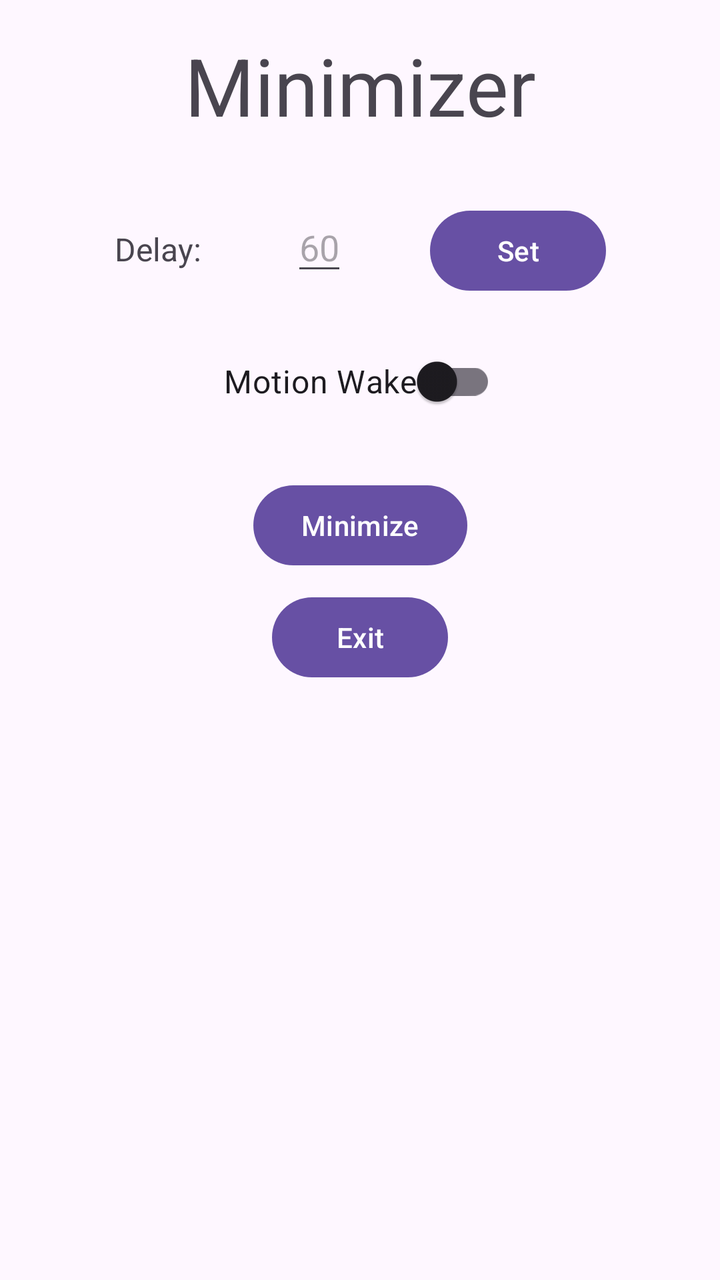
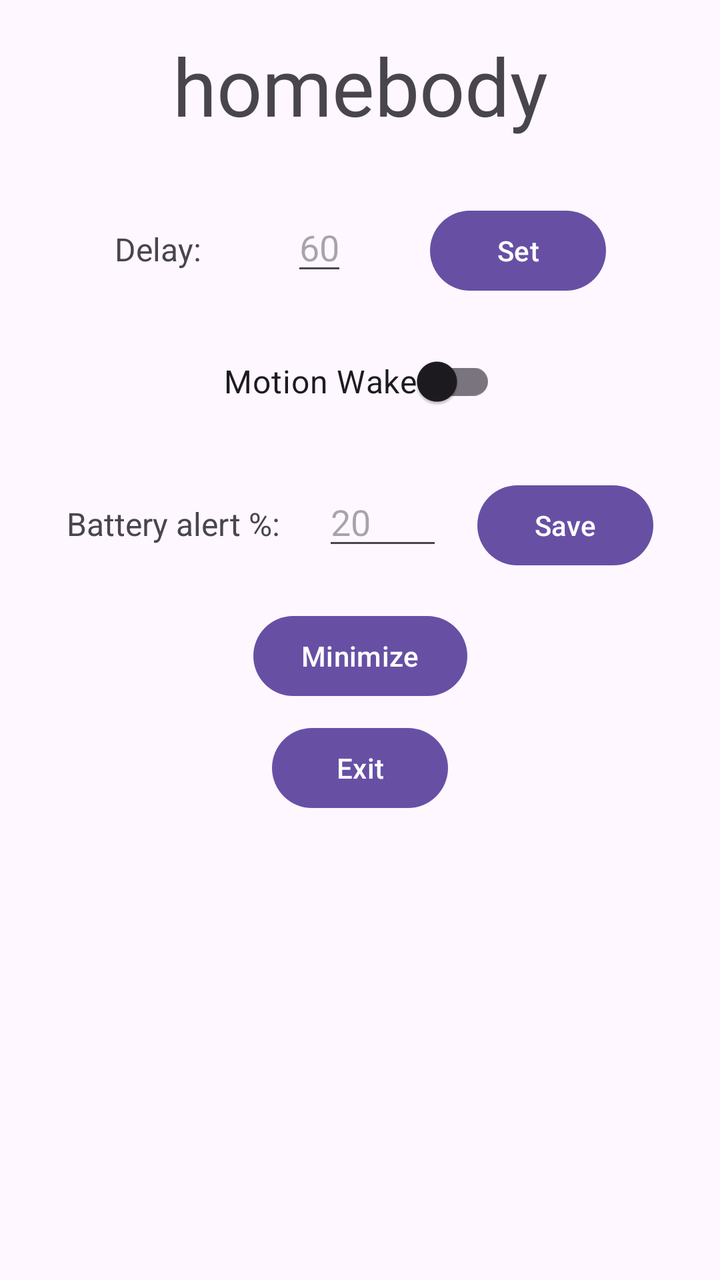

The first picture is an Android layout as it rendered before a commit; the second is the same layout after the commit. The layout source and the unified diff follow.
<!-- AndroidManifest.xml: application theme Theme.Minimizer -->
<!-- res/layout/activity_main.xml -->
<?xml version="1.0" encoding="utf-8"?>
<ScrollView xmlns:android="http://schemas.android.com/apk/res/android"
    xmlns:app="http://schemas.android.com/apk/res-auto"
    xmlns:tools="http://schemas.android.com/tools"
    android:layout_width="match_parent"
    android:layout_height="match_parent"
    android:fillViewport="true">

    <androidx.constraintlayout.widget.ConstraintLayout
        android:id="@+id/main"
        android:layout_width="match_parent"
        android:layout_height="wrap_content"
        android:padding="16dp"
        tools:context=".MainActivity" >

        <TextView
            android:id="@+id/header"
            android:layout_width="match_parent"
            android:layout_height="wrap_content"
            app:layout_constraintEnd_toEndOf="parent"
            app:layout_constraintStart_toStartOf="parent"
            app:layout_constraintTop_toTopOf="parent"
            android:text="Minimizer"
            android:gravity="center"
            android:textSize="40sp" />

        <TextView
            android:id="@+id/delay_in_seconds"
            android:layout_width="wrap_content"
            android:layout_height="wrap_content"
            android:text="Delay: "
            android:textSize="16sp"
            android:layout_marginTop="32dp"
            app:layout_constraintEnd_toStartOf="@+id/delay_in_seconds_input"
            app:layout_constraintStart_toStartOf="parent"
            app:layout_constraintTop_toBottomOf="@+id/header"
            app:layout_constraintBaseline_toBaselineOf="@+id/delay_in_seconds_input" />

        <EditText
            android:id="@+id/delay_in_seconds_input"
            android:layout_width="wrap_content"
            android:layout_height="wrap_content"
            android:hint="60"
            android:inputType="number"
            android:layout_marginTop="32dp"
            app:layout_constraintEnd_toStartOf="@+id/setButton"
            app:layout_constraintStart_toEndOf="@+id/delay_in_seconds"
            app:layout_constraintTop_toBottomOf="@+id/header" />

        <Button
            android:id="@+id/setButton"
            android:text="Set"
            android:layout_width="wrap_content"
            android:layout_height="wrap_content"
            app:layout_constraintEnd_toEndOf="parent"
            app:layout_constraintStart_toEndOf="@+id/delay_in_seconds_input"
            app:layout_constraintBaseline_toBaselineOf="@+id/delay_in_seconds_input" />

        <com.google.android.material.switchmaterial.SwitchMaterial
            android:id="@+id/motionWakeSwitch"
            android:layout_width="wrap_content"
            android:layout_height="wrap_content"
            android:text="Motion Wake"
            android:textSize="16sp"
            android:layout_marginTop="24dp"
            app:layout_constraintStart_toStartOf="parent"
            app:layout_constraintEnd_toEndOf="parent"
            app:layout_constraintTop_toBottomOf="@+id/delay_in_seconds_input" />

        <Button
            android:id="@+id/minimizeButton"
            android:text="Minimize"
            android:layout_width="wrap_content"
            android:layout_height="wrap_content"
            android:layout_marginTop="24dp"
            app:layout_constraintEnd_toEndOf="parent"
            app:layout_constraintStart_toStartOf="parent"
            app:layout_constraintTop_toBottomOf="@+id/motionWakeSwitch" />

        <Button
            android:id="@+id/stopButton"
            android:text="Exit"
            android:layout_width="wrap_content"
            android:layout_height="wrap_content"
            android:layout_marginTop="8dp"
            app:layout_constraintEnd_toEndOf="parent"
            app:layout_constraintStart_toStartOf="parent"
            app:layout_constraintTop_toBottomOf="@+id/minimizeButton" />

    </androidx.constraintlayout.widget.ConstraintLayout>
</ScrollView>
<!-- resources referenced by this layout -->
<resources>
  <style name="Theme.Minimizer" parent="Base.Theme.Minimizer" />
  <style name="Base.Theme.Minimizer" parent="Theme.Material3.DayNight.NoActionBar">
          
          
      </style>
</resources>

<!-- the commit's change to res/layout/activity_main.xml (unified diff, before → after) -->
@@ -20,7 +20,7 @@
             app:layout_constraintEnd_toEndOf="parent"
             app:layout_constraintStart_toStartOf="parent"
             app:layout_constraintTop_toTopOf="parent"
-            android:text="Minimizer"
+            android:text="homebody"
             android:gravity="center"
             android:textSize="40sp" />
 
@@ -67,6 +67,39 @@
             app:layout_constraintEnd_toEndOf="parent"
             app:layout_constraintTop_toBottomOf="@+id/delay_in_seconds_input" />
 
+        <TextView
+            android:id="@+id/battery_threshold_label"
+            android:layout_width="wrap_content"
+            android:layout_height="wrap_content"
+            android:text="Battery alert %: "
+            android:textSize="16sp"
+            android:layout_marginTop="24dp"
+            app:layout_constraintStart_toStartOf="parent"
+            app:layout_constraintEnd_toStartOf="@+id/battery_threshold_input"
+            app:layout_constraintTop_toBottomOf="@+id/motionWakeSwitch"
+            app:layout_constraintBaseline_toBaselineOf="@+id/battery_threshold_input" />
+
+        <EditText
+            android:id="@+id/battery_threshold_input"
+            android:layout_width="wrap_content"
+            android:layout_height="wrap_content"
+            android:hint="20"
+            android:inputType="number"
+            android:minWidth="60dp"
+            android:layout_marginTop="24dp"
+            app:layout_constraintStart_toEndOf="@+id/battery_threshold_label"
+            app:layout_constraintEnd_toStartOf="@+id/batteryThresholdButton"
+            app:layout_constraintTop_toBottomOf="@+id/motionWakeSwitch" />
+
+        <Button
+            android:id="@+id/batteryThresholdButton"
+            android:text="Save"
+            android:layout_width="wrap_content"
+            android:layout_height="wrap_content"
+            app:layout_constraintEnd_toEndOf="parent"
+            app:layout_constraintStart_toEndOf="@+id/battery_threshold_input"
+            app:layout_constraintBaseline_toBaselineOf="@+id/battery_threshold_input" />
+
         <Button
             android:id="@+id/minimizeButton"
             android:text="Minimize"
@@ -75,7 +108,7 @@
             android:layout_marginTop="24dp"
             app:layout_constraintEnd_toEndOf="parent"
             app:layout_constraintStart_toStartOf="parent"
-            app:layout_constraintTop_toBottomOf="@+id/motionWakeSwitch" />
+            app:layout_constraintTop_toBottomOf="@+id/battery_threshold_input" />
 
         <Button
             android:id="@+id/stopButton"
